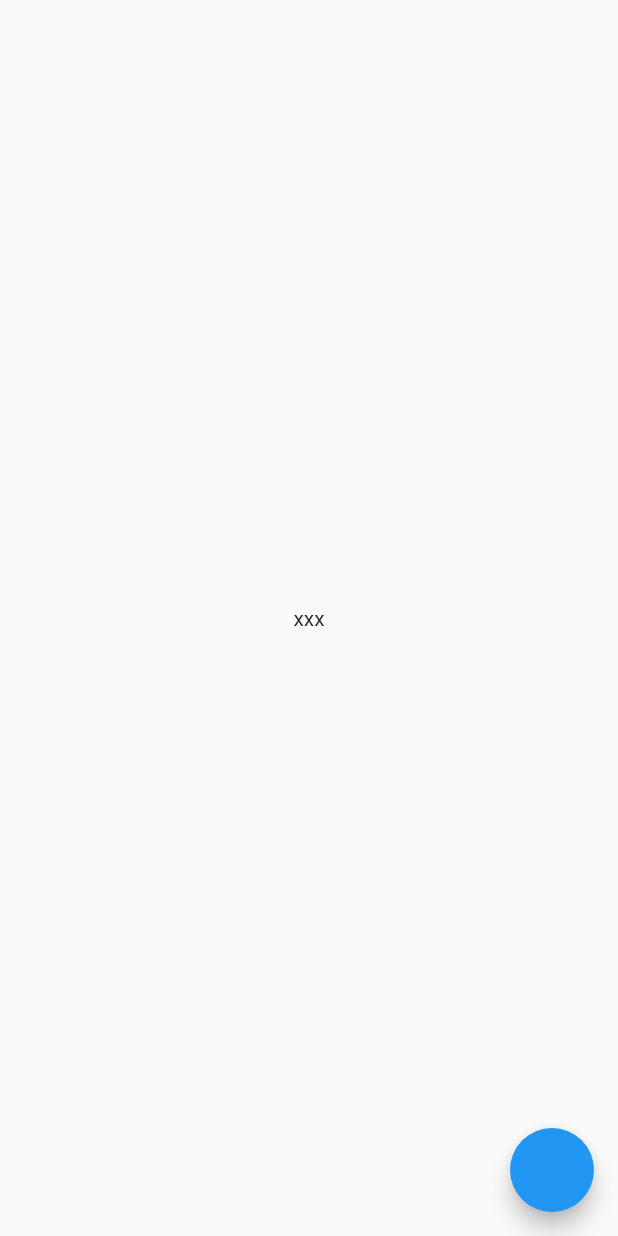
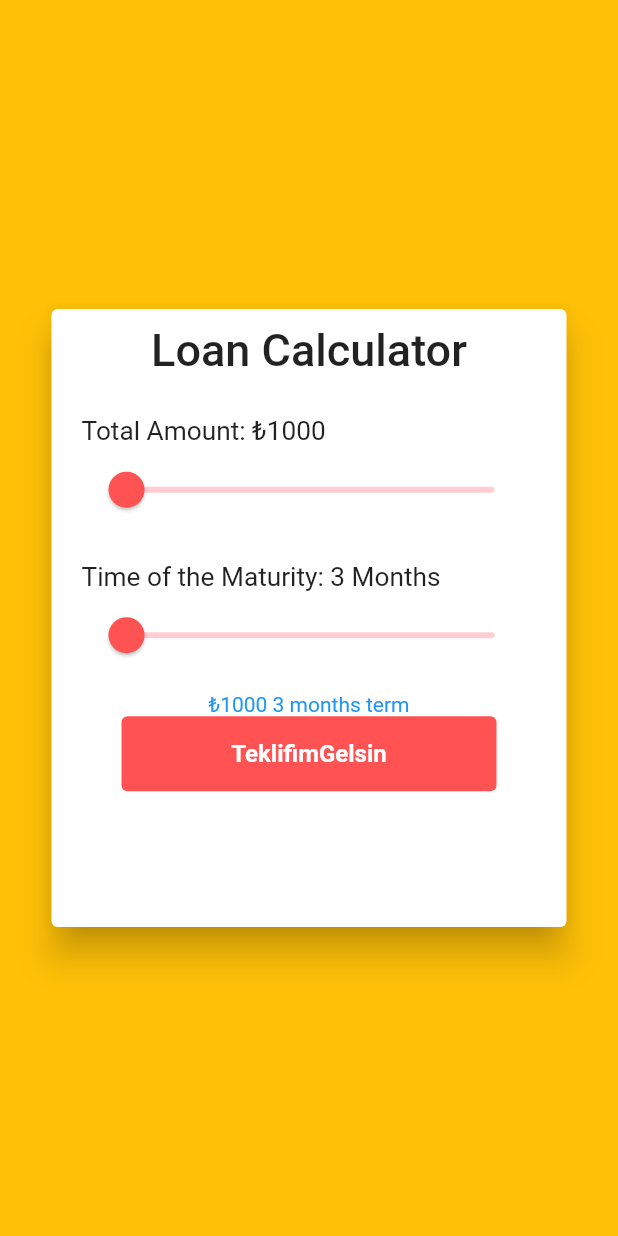
Before and after one commit to alper-efe-sahin/teklifimgelsin_flutter_task, a Flutter app: the screen it shows after launch, on a phone screen of 412 x 824 dp. Run offline on Flutter 3.47's test engine with Material 2 defaults, Android fonts, the phone set to English and light mode, and no system bars; our stand-ins replace bloc, dio, flutter_bloc, freezed_annotation.

Commit message:
complete steps of the technical task

```diff
--- a/lib/application/cubit/search_offer_cubit.dart
+++ b/lib/application/cubit/search_offer_cubit.dart
@@ -1,3 +1,5 @@
+import 'dart:math';
+
 import 'package:bloc/bloc.dart';
 import 'package:freezed_annotation/freezed_annotation.dart';
 
@@ -5,5 +7,25 @@ part 'search_offer_state.dart';
 part 'search_offer_cubit.freezed.dart';
 
 class SearchOfferCubit extends Cubit<SearchOfferState> {
-  SearchOfferCubit() : super(SearchOfferState.initial());
+  SearchOfferCubit()
+      : super(const SearchOfferState.initial(amount: 1000, maturity: 3));
+
+  void setTotalAmount(double value) {
+    emit(state.copyWith(amount: value));
+  }
+
+  void setTotalMaturity(double value) {
+    emit(state.copyWith(maturity: value));
+  }
+
+  double calculateMonthlyPayment({required interestRate, required maturity}) {
+    final rate = interestRate;
+    final expiry = maturity;
+    double totalInterestRate = rate * 0.012;
+    double monthlyPayment = (state.amount *
+            totalInterestRate *
+            pow((1 + totalInterestRate), expiry)) /
+        (pow((1 + totalInterestRate), expiry) - 1);
+    return monthlyPayment;
+  }
 }
--- a/lib/application/cubit/search_offer_state.dart
+++ b/lib/application/cubit/search_offer_state.dart
@@ -2,5 +2,6 @@ part of 'search_offer_cubit.dart';
 
 @freezed
 class SearchOfferState with _$SearchOfferState {
-  const factory SearchOfferState.initial() = _Initial;
+  const factory SearchOfferState.initial(
+      {required double amount, required double maturity}) = _Initial;
 }
--- a/lib/main.dart
+++ b/lib/main.dart
@@ -1,4 +1,5 @@
 import 'package:flutter/material.dart';
+import 'package:teklifimgelsin_flutter_task/presentation/pages/result_page.dart';
 import 'package:teklifimgelsin_flutter_task/presentation/pages/search_page.dart';
 
 void main() => runApp(const AppWidget());
@@ -8,6 +9,12 @@ class AppWidget extends StatelessWidget {
 
   @override
   Widget build(BuildContext context) {
-    return MaterialApp(title: 'Material App', home: SearchPage());
+    return MaterialApp(
+      title: 'TeklifimGelsin',
+      routes: {
+        '/': (context) => const SearchPage(),
+        '/ResultPageRoute': (context) => const ResultPage()
+      },
+    );
   }
 }
--- a/lib/presentation/pages/search_page.dart
+++ b/lib/presentation/pages/search_page.dart
@@ -1,18 +1,18 @@
 import 'package:flutter/material.dart';
+import 'package:flutter_bloc/flutter_bloc.dart';
+import 'package:teklifimgelsin_flutter_task/application/cubit/search_offer_cubit.dart';
+import 'package:teklifimgelsin_flutter_task/presentation/widgets/search_page_widgets.dart';
 
 class SearchPage extends StatelessWidget {
   const SearchPage({Key? key}) : super(key: key);
 
   @override
   Widget build(BuildContext context) {
-    return SafeArea(
+
+    return BlocProvider(
+      create: (context) => SearchOfferCubit(),
       child: Scaffold(
-          floatingActionButton: FloatingActionButton(
-            onPressed: () {},
-          ),
-          body: const Center(
-            child: Text("xxx"),
-          )),
+          backgroundColor: Colors.amber[500], body: SearchPageBody(context)),
     );
   }
 }
--- /dev/null
+++ b/lib/presentation/widgets/search_page_widgets.dart
@@ -0,0 +1,142 @@
+import 'package:flutter/material.dart';
+import 'package:flutter_bloc/flutter_bloc.dart';
+import 'package:teklifimgelsin_flutter_task/application/cubit/search_offer_cubit.dart';
+import 'package:teklifimgelsin_flutter_task/presentation/constants/slider_theme.dart';
+import 'package:teklifimgelsin_flutter_task/presentation/pages/result_page.dart';
+
+Widget SearchPageBody(BuildContext context) {
+  return BlocBuilder<SearchOfferCubit, SearchOfferState>(
+    builder: (context, state) {
+      return Center(
+        child: Card(
+          elevation: 10,
+          child: SizedBox(
+            width: MediaQuery.of(context).size.width / 1.2,
+            height: MediaQuery.of(context).size.height / 2,
+            child: Padding(
+              padding: const EdgeInsets.all(10.0),
+              child: Column(
+                mainAxisAlignment: MainAxisAlignment.start,
+                children: [
+                  const Text(
+                    "Loan Calculator",
+                    style: TextStyle(fontSize: 30, fontWeight: FontWeight.w500),
+                  ),
+                  SizedBox(
+                    height: MediaQuery.of(context).size.height / 50,
+                  ),
+                  Column(
+                    mainAxisAlignment: MainAxisAlignment.center,
+                    children: [
+                      TotalAmount(context, state.amount),
+                      TotalMaturity(context, state.maturity),
+                    ],
+                  ),
+                  Column(
+                    children: [
+                      Text(
+                        "₺${state.amount.round()} ${state.maturity.round()} months term",
+                        style: const TextStyle(
+                            fontWeight: FontWeight.w400, color: Colors.blue),
+                      ),
+                      TextButton(
+                        style: ButtonStyle(
+                            backgroundColor: MaterialStateProperty.all<Color>(
+                                Colors.redAccent),
+                            minimumSize: MaterialStateProperty.all<Size>(
+                                const Size(250, 50))),
+                        onPressed: () {
+                          routeToResultScreen(context);
+                        },
+                        child: const Text(
+                          "TeklifimGelsin",
+                          style: TextStyle(
+                              fontSize: 16,
+                              fontWeight: FontWeight.w700,
+                              color: Colors.white),
+                        ),
+                      )
+                    ],
+                  )
+                ],
+              ),
+            ),
+          ),
+        ),
+      );
+    },
+  );
+}
+
+void routeToResultScreen(BuildContext context) {
+  Navigator.push(
+    context,
+    MaterialPageRoute(
+        builder: (newContext) => BlocProvider.value(
+              value: BlocProvider.of<SearchOfferCubit>(context),
+              child: const ResultPage(),
+            )),
+  );
+}
+
+Widget TotalAmount(context, amount) {
+  return Padding(
+      padding: const EdgeInsets.all(10.0),
+      child: Column(
+        crossAxisAlignment: CrossAxisAlignment.start,
+        children: [
+          Text(
+            "Total Amount: ₺${amount.round().toString()}",
+            style: const TextStyle(fontSize: 17.5),
+          ),
+          TotalAmountSlider(context, amount)
+        ],
+      ));
+}
+
+Widget TotalMaturity(context, maturity) {
+  return Padding(
+      padding: const EdgeInsets.all(10.0),
+      child: Column(
+        crossAxisAlignment: CrossAxisAlignment.start,
+        children: [
+          Text(
+            "Time of the Maturity: ${maturity.round().toString()} Months",
+            style: const TextStyle(fontSize: 17.5),
+          ),
+          TimeOfTheMaturity(context, maturity)
+        ],
+      ));
+}
+
+SliderTheme TotalAmountSlider(BuildContext context, amount) {
+  return SliderTheme(
+      data: sliderThemeData(context),
+      child: Slider(
+        value: amount,
+        min: 1000,
+        max: 100000,
+        divisions: 100,
+        label: amount.round().toString(),
+        onChanged: (value) {
+          final convertedValue = (value * 100).round() / 100;
+          context.read<SearchOfferCubit>().setTotalAmount(convertedValue);
+        },
+      ));
+}
+
+SliderTheme TimeOfTheMaturity(BuildContext context, maturity) {
+  return SliderTheme(
+      data: sliderThemeData(context),
+      child: Slider(
+        value: maturity,
+        min: 3,
+        max: 36,
+        divisions: 33,
+        label: maturity.round().toString(),
+        onChanged: (value) {
+          final convertedValue = (value * 100).round() / 100;
+          context.read<SearchOfferCubit>().setTotalMaturity(convertedValue);
+        },
+      ));
+}
```
Also changed, not shown: lib/a/loan_model.dart (deleted, +0 -13 lines), lib/domain/api/api_post_request.dart (+15 -14 lines), lib/domain/loan_model/loan_model.dart (added, +103 -0 lines), lib/presentation/constants/slider_theme.dart (added, +22 -0 lines), lib/presentation/pages/details_screen.dart (added, +36 -0 lines), lib/presentation/pages/result_page.dart (added, +42 -0 lines), lib/presentation/widgets/details_page_widgets.dart (added, +119 -0 lines), lib/presentation/widgets/result_page_widgets.dart (added, +181 -0 lines), pubspec.yaml (+4 -5 lines), lib/application/cubit/search_offer_cubit.freezed.dart, lib/presentation/pages/page.dart (deleted).
